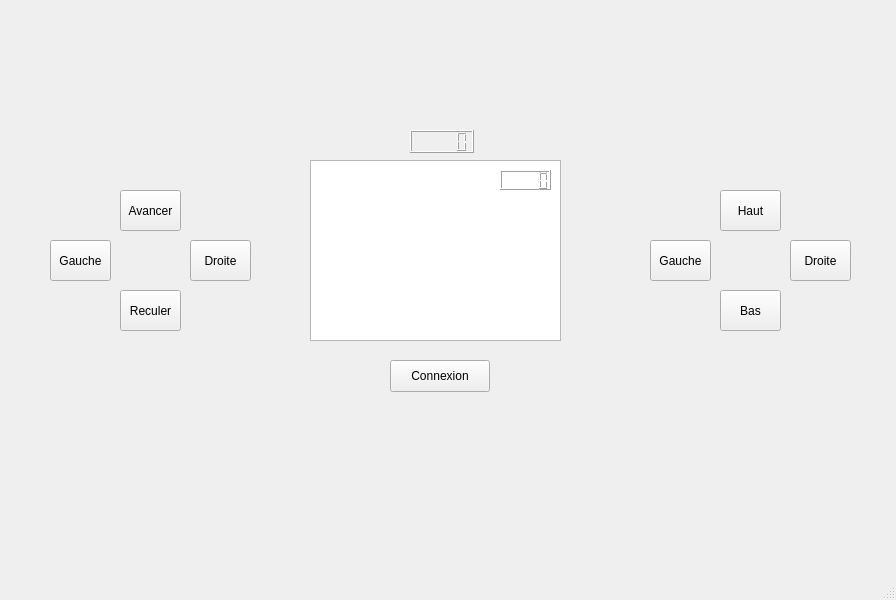
Qt form Application/mainwindow.ui (LeBourguignon/WifiBot) before a commit.
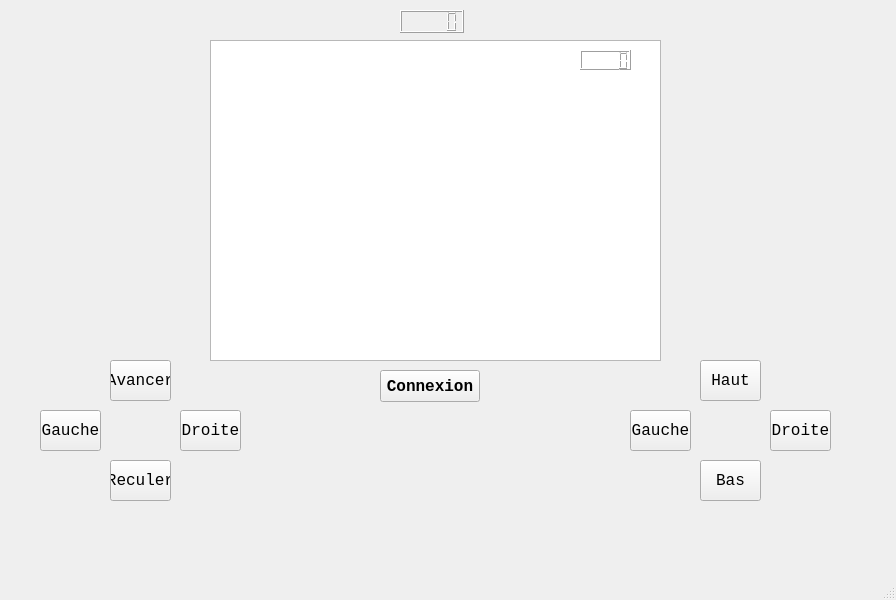
The same form after that commit.

Commit message:
Interface graphique
Changement de la couleur de fond et de l'emplacement des boutons

The edit to the form file:
```diff
--- a/Application/mainwindow.ui
+++ b/Application/mainwindow.ui
@@ -11,48 +11,68 @@
    </rect>
   </property>
   <property name="windowTitle">
-   <string>MainWindow</string>
+   <string>InterfaceGraphique</string>
+  </property>
+  <property name="autoFillBackground">
+   <bool>false</bool>
   </property>
   <widget class="QWidget" name="centralwidget">
    <widget class="QLCDNumber" name="Vitesse_Roue">
     <property name="geometry">
      <rect>
-      <x>410</x>
-      <y>130</y>
+      <x>400</x>
+      <y>10</y>
       <width>64</width>
       <height>23</height>
      </rect>
     </property>
+    <property name="font">
+     <font>
+      <family>Courier New</family>
+     </font>
+    </property>
    </widget>
    <widget class="QLCDNumber" name="Niv_Batterie">
     <property name="geometry">
      <rect>
-      <x>500</x>
-      <y>170</y>
+      <x>580</x>
+      <y>50</y>
       <width>51</width>
       <height>20</height>
      </rect>
     </property>
+    <property name="font">
+     <font>
+      <family>Courier New</family>
+     </font>
+    </property>
    </widget>
    <widget class="QGraphicsView" name="graphicsView">
     <property name="geometry">
      <rect>
-      <x>310</x>
-      <y>160</y>
-      <width>251</width>
-      <height>181</height>
+      <x>210</x>
+      <y>40</y>
+      <width>451</width>
+      <height>321</height>
      </rect>
     </property>
    </widget>
    <widget class="QPushButton" name="Connexion">
     <property name="geometry">
      <rect>
-      <x>390</x>
-      <y>360</y>
+      <x>380</x>
+      <y>370</y>
       <width>100</width>
       <height>32</height>
      </rect>
     </property>
+    <property name="font">
+     <font>
+      <family>Courier New</family>
+      <pointsize>12</pointsize>
+      <bold>true</bold>
+     </font>
+    </property>
     <property name="text">
      <string>Connexion</string>
     </property>
@@ -60,12 +80,21 @@
    <widget class="QPushButton" name="Camera_Haut">
     <property name="geometry">
      <rect>
-      <x>720</x>
-      <y>190</y>
+      <x>700</x>
+      <y>360</y>
       <width>61</width>
       <height>41</height>
      </rect>
     </property>
+    <property name="font">
+     <font>
+      <family>Courier New</family>
+      <pointsize>12</pointsize>
+     </font>
+    </property>
+    <property name="autoFillBackground">
+     <bool>false</bool>
+    </property>
     <property name="text">
      <string>Haut</string>
     </property>
@@ -73,12 +102,18 @@
    <widget class="QPushButton" name="Camera_Gauche">
     <property name="geometry">
      <rect>
-      <x>650</x>
-      <y>240</y>
+      <x>630</x>
+      <y>410</y>
       <width>61</width>
       <height>41</height>
      </rect>
     </property>
+    <property name="font">
+     <font>
+      <family>Courier New</family>
+      <pointsize>12</pointsize>
+     </font>
+    </property>
     <property name="text">
      <string>Gauche</string>
     </property>
@@ -86,12 +121,18 @@
    <widget class="QPushButton" name="Camera_Droite">
     <property name="geometry">
      <rect>
-      <x>790</x>
-      <y>240</y>
+      <x>770</x>
+      <y>410</y>
       <width>61</width>
       <height>41</height>
      </rect>
     </property>
+    <property name="font">
+     <font>
+      <family>Courier New</family>
+      <pointsize>12</pointsize>
+     </font>
+    </property>
     <property name="text">
      <string>Droite</string>
     </property>
@@ -99,12 +140,18 @@
    <widget class="QPushButton" name="Camera_Bas">
     <property name="geometry">
      <rect>
-      <x>720</x>
-      <y>290</y>
+      <x>700</x>
+      <y>460</y>
       <width>61</width>
       <height>41</height>
      </rect>
     </property>
+    <property name="font">
+     <font>
+      <family>Courier New</family>
+      <pointsize>12</pointsize>
+     </font>
+    </property>
     <property name="text">
      <string>Bas</string>
     </property>
@@ -112,12 +159,18 @@
    <widget class="QPushButton" name="Gauche">
     <property name="geometry">
      <rect>
-      <x>50</x>
-      <y>240</y>
+      <x>40</x>
+      <y>410</y>
       <width>61</width>
       <height>41</height>
      </rect>
     </property>
+    <property name="font">
+     <font>
+      <family>Courier New</family>
+      <pointsize>12</pointsize>
+     </font>
+    </property>
     <property name="text">
      <string>Gauche</string>
     </property>
@@ -125,12 +178,19 @@
    <widget class="QPushButton" name="Avancer">
     <property name="geometry">
      <rect>
-      <x>120</x>
-      <y>190</y>
+      <x>110</x>
+      <y>360</y>
       <width>61</width>
       <height>41</height>
      </rect>
     </property>
+    <property name="font">
+     <font>
+      <family>Courier New</family>
+      <pointsize>12</pointsize>
+      <italic>false</italic>
+     </font>
+    </property>
     <property name="text">
      <string>Avancer</string>
     </property>
@@ -138,12 +198,18 @@
    <widget class="QPushButton" name="Droite">
     <property name="geometry">
      <rect>
-      <x>190</x>
-      <y>240</y>
+      <x>180</x>
+      <y>410</y>
       <width>61</width>
       <height>41</height>
      </rect>
     </property>
+    <property name="font">
+     <font>
+      <family>Courier New</family>
+      <pointsize>12</pointsize>
+     </font>
+    </property>
     <property name="text">
      <string>Droite</string>
     </property>
@@ -151,12 +217,18 @@
    <widget class="QPushButton" name="Reculer">
     <property name="geometry">
      <rect>
-      <x>120</x>
-      <y>290</y>
+      <x>110</x>
+      <y>460</y>
       <width>61</width>
       <height>41</height>
      </rect>
     </property>
+    <property name="font">
+     <font>
+      <family>Courier New</family>
+      <pointsize>12</pointsize>
+     </font>
+    </property>
     <property name="text">
      <string>Reculer</string>
     </property>
```
Left out of the diff: 2 changed lines with no effect on the pictures. The commit also changes 1 other file.
